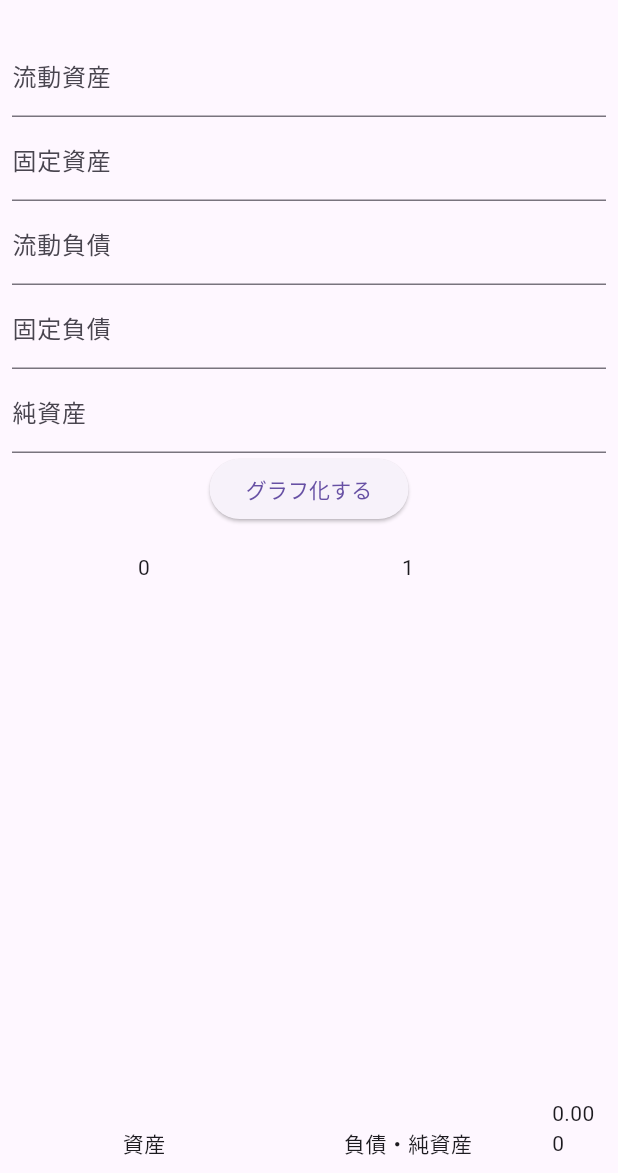
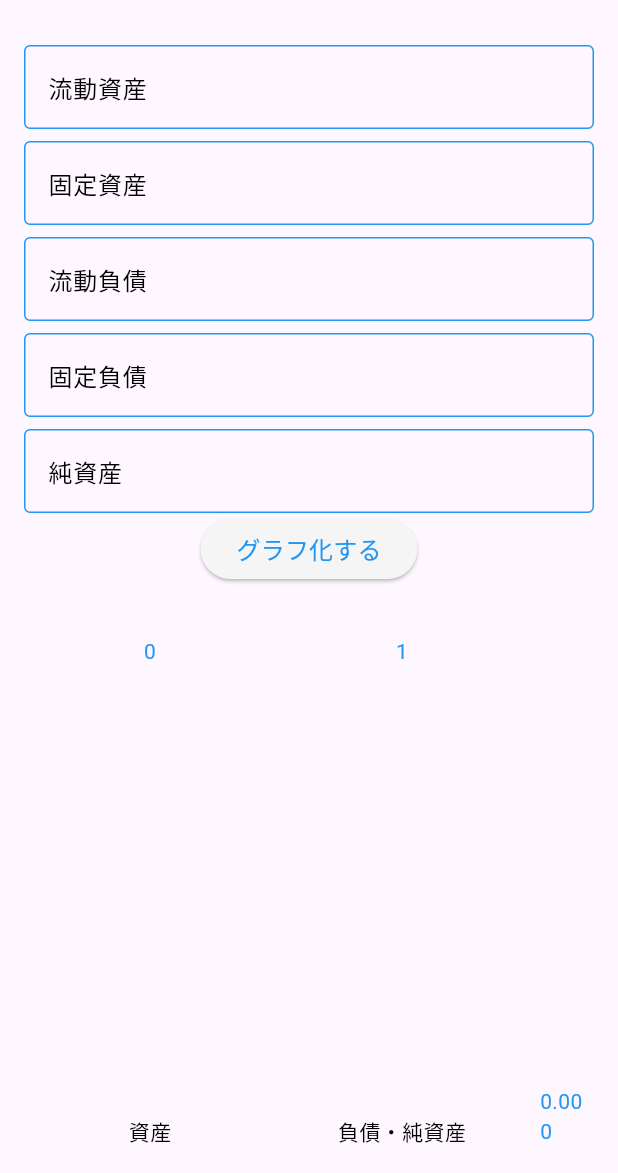
Before and after one commit to y-as-u-16/financial_statements_app, a Flutter app: the screen it shows after launch, on a phone screen of 412 x 824 dp, the part 63-1236 px from its top. Run offline on Flutter 3.47's test engine with Material 3 defaults, Android fonts, the phone set to English and light mode, and no system bars; drawn by our look-alikes of fl_chart.

Commit message:
リファクタリング

```diff
--- a/lib/main.dart
+++ b/lib/main.dart
@@ -17,6 +17,27 @@ class MyApp extends StatelessWidget {
   Widget build(BuildContext context) {
     return MaterialApp(
       title: '決算書グラフ化アプリ',
+      theme: ThemeData(
+        primarySwatch: Colors.blue,
+        textTheme: const TextTheme(
+          bodyMedium: TextStyle(color: Colors.blue),
+        ),
+        inputDecorationTheme: const InputDecorationTheme(
+          border: OutlineInputBorder(),
+          focusedBorder: OutlineInputBorder(
+            borderSide: BorderSide(color: Colors.blue),
+          ),
+          enabledBorder: OutlineInputBorder(
+            borderSide: BorderSide(color: Colors.blue),
+          ),
+          labelStyle: TextStyle(color: Colors.blue),
+        ),
+        elevatedButtonTheme: ElevatedButtonThemeData(
+          style: ElevatedButton.styleFrom(
+            backgroundColor: Colors.grey[100],
+          ),
+        ),
+      ),
       home: const StackedBarChartScreen(),
     );
   }
--- a/lib/screens/stacked_bar_chart_screen.dart
+++ b/lib/screens/stacked_bar_chart_screen.dart
@@ -1,3 +1,4 @@
+import 'package:financial_statements_app/widgets/dismiss_keyboard_widget.dart';
 import 'package:flutter/material.dart';
 import '../widgets/stacked_bar_chart.dart';
 
@@ -15,7 +16,9 @@ class StackedBarChartScreen extends StatelessWidget {
       appBar: AppBar(
         title: const Text('決算書グラフ化'),
       ),
-      body: const StackedBarChart(),
+      body: const DismissKeyboardWidget(
+        child: StackedBarChart(),
+      ),
     );
   }
 }
--- /dev/null
+++ b/lib/widgets/dismiss_keyboard_widget.dart
@@ -0,0 +1,25 @@
+import 'package:flutter/material.dart';
+
+class DismissKeyboardWidget extends StatelessWidget {
+  final Widget child;
+
+  const DismissKeyboardWidget({
+    super.key,
+    required this.child,
+  });
+
+  /// 画面をタップするとキーボードを閉じるウィジェットを構築する
+  ///
+  /// - [context]: BuildContext オブジェクト
+  ///
+  /// 戻り値: GestureDetector ウィジェットを返す
+  @override
+  Widget build(BuildContext context) {
+    return GestureDetector(
+      onTap: () {
+        FocusScope.of(context).unfocus();
+      },
+      child: child,
+    );
+  }
+}
--- a/lib/widgets/stacked_bar_chart.dart
+++ b/lib/widgets/stacked_bar_chart.dart
@@ -12,10 +12,13 @@ class StackedBarChart extends StatefulWidget {
 }
 
 class _StackedBarChartState extends State<StackedBarChart> {
-  final TextEditingController _currentAssetsController = TextEditingController();
+  final TextEditingController _currentAssetsController =
+      TextEditingController();
   final TextEditingController _fixedAssetsController = TextEditingController();
-  final TextEditingController _currentLiabilitiesController = TextEditingController();
-  final TextEditingController _longTermLiabilitiesController = TextEditingController();
+  final TextEditingController _currentLiabilitiesController =
+      TextEditingController();
+  final TextEditingController _longTermLiabilitiesController =
+      TextEditingController();
   final TextEditingController _netWorthController = TextEditingController();
 
   /// ウィジェットツリーを構築する
@@ -28,24 +31,34 @@ class _StackedBarChartState extends State<StackedBarChart> {
     return Column(
       children: [
         Padding(
-          padding: const EdgeInsets.all(8.0),
+          padding: const EdgeInsets.all(16.0),
           child: Column(
             children: [
               _buildTextField(_currentAssetsController, '流動資産'),
+              const SizedBox(height: 8.0),
               _buildTextField(_fixedAssetsController, '固定資産'),
+              const SizedBox(height: 8.0),
               _buildTextField(_currentLiabilitiesController, '流動負債'),
+              const SizedBox(height: 8.0),
               _buildTextField(_longTermLiabilitiesController, '固定負債'),
+              const SizedBox(height: 8.0),
               _buildTextField(_netWorthController, '純資産'),
               ElevatedButton(
                 onPressed: _updateChart,
-                child: const Text('グラフ化する'),
+                child: const Text(
+                  'グラフ化する',
+                  style: TextStyle(
+                    color: Colors.blue,
+                    fontSize: 16,
+                  ),
+                ),
               ),
             ],
           ),
         ),
         Expanded(
           child: Padding(
-            padding: const EdgeInsets.all(8.0),
+            padding: const EdgeInsets.all(16.0),
             child: BarChart(
               BarChartData(
                 alignment: BarChartAlignment.spaceAround,
@@ -57,11 +70,26 @@ class _StackedBarChartState extends State<StackedBarChart> {
                       getTitlesWidget: (double value, TitleMeta meta) {
                         switch (value.toInt()) {
                           case 0:
-                            return const Text('資産');
+                            return const Text(
+                              '資産',
+                              style: TextStyle(
+                                color: Colors.black,
+                              ),
+                            );
                           case 1:
-                            return const Text('負債・純資産');
+                            return const Text(
+                              '負債・純資産',
+                              style: TextStyle(
+                                color: Colors.black,
+                              ),
+                            );
                           default:
-                            return const Text('');
+                            return const Text(
+                              '',
+                              style: TextStyle(
+                                color: Colors.black,
+                              ),
+                            );
                         }
                       },
                     ),
@@ -98,12 +126,15 @@ class _StackedBarChartState extends State<StackedBarChart> {
   List<BarChartGroupData> _createSampleData() {
     double currentAssets = double.tryParse(_currentAssetsController.text) ?? 0;
     double fixedAssets = double.tryParse(_fixedAssetsController.text) ?? 0;
-    double currentLiabilities = double.tryParse(_currentLiabilitiesController.text) ?? 0;
-    double longTermLiabilities = double.tryParse(_longTermLiabilitiesController.text) ?? 0;
+    double currentLiabilities =
+        double.tryParse(_currentLiabilitiesController.text) ?? 0;
+    double longTermLiabilities =
+        double.tryParse(_longTermLiabilitiesController.text) ?? 0;
     double netWorth = double.tryParse(_netWorthController.text) ?? 0;
 
     double totalAssets = currentAssets + fixedAssets;
-    double totalLiabilitiesAndNetWorth = currentLiabilities + longTermLiabilities + netWorth;
+    double totalLiabilitiesAndNetWorth =
+        currentLiabilities + longTermLiabilities + netWorth;
 
     if (totalAssets < 1) totalAssets = 1;
     if (totalLiabilitiesAndNetWorth < 1) totalLiabilitiesAndNetWorth = 1;
@@ -129,7 +160,9 @@ class _StackedBarChartState extends State<StackedBarChart> {
         x: 1,
         barRods: [
           BarChartRodData(
-            toY: (currentLiabilities + longTermLiabilities + netWorth) / totalLiabilitiesAndNetWorth * 100,
+            toY: (currentLiabilities + longTermLiabilities + netWorth) /
+                totalLiabilitiesAndNetWorth *
+                100,
             color: Colors.orange,
             width: 100,
             borderRadius: BorderRadius.zero,
@@ -141,11 +174,15 @@ class _StackedBarChartState extends State<StackedBarChart> {
               ),
               BarChartRodStackItem(
                 currentLiabilities / totalLiabilitiesAndNetWorth * 100,
-                (currentLiabilities + longTermLiabilities) / totalLiabilitiesAndNetWorth * 100,
+                (currentLiabilities + longTermLiabilities) /
+                    totalLiabilitiesAndNetWorth *
+                    100,
                 Colors.orange,
               ),
               BarChartRodStackItem(
-                (currentLiabilities + longTermLiabilities) / totalLiabilitiesAndNetWorth * 100,
+                (currentLiabilities + longTermLiabilities) /
+                    totalLiabilitiesAndNetWorth *
+                    100,
                 100,
                 Colors.green,
               ),
@@ -165,7 +202,11 @@ class _StackedBarChartState extends State<StackedBarChart> {
   Widget _buildTextField(TextEditingController controller, String label) {
     return TextField(
       controller: controller,
-      decoration: InputDecoration(labelText: label),
+      decoration: InputDecoration(
+          labelText: label,
+          labelStyle: const TextStyle(
+            color: Colors.black,
+          )),
       keyboardType: TextInputType.number,
     );
   }
```
